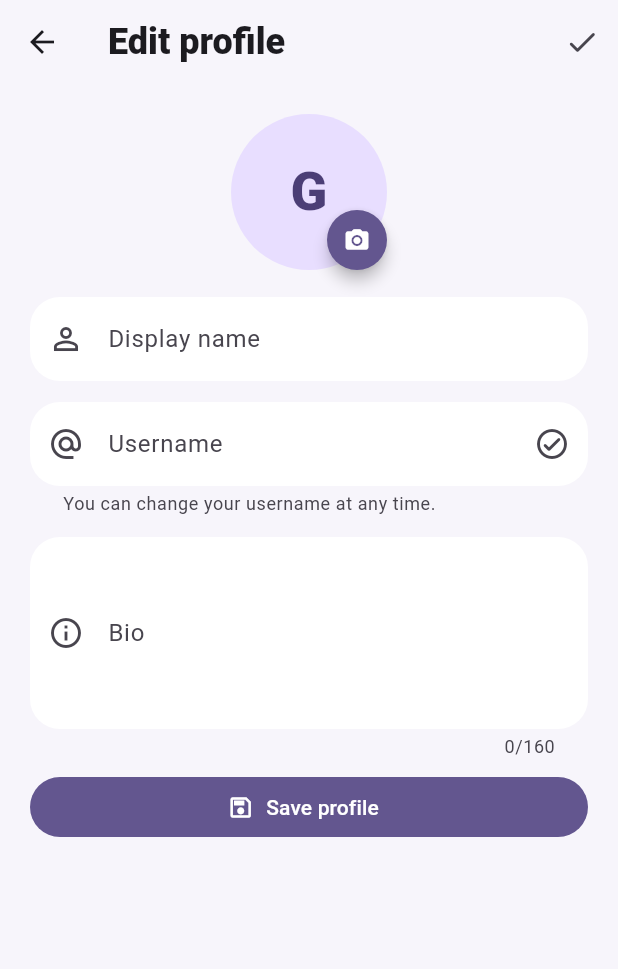
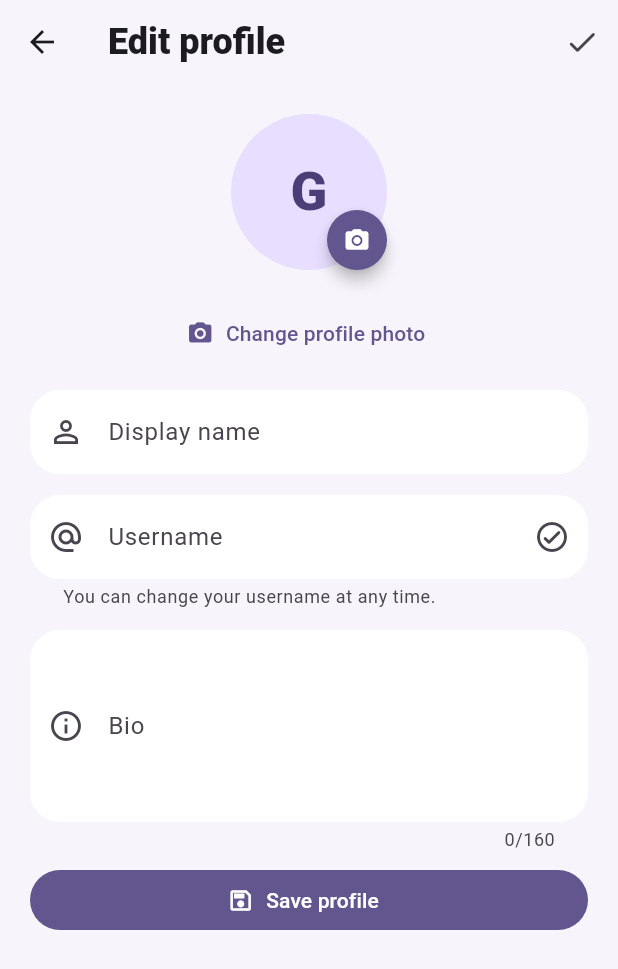
Before and after one commit to emzaro731-byte/gg, a Flutter app: the ProfilePage screen opened directly, after a tap on the "camera alt" icon, on a phone screen of 412 x 824 dp. Shown: the top 969 px of the screen. Run offline on Flutter 3.47's test engine with Material 3 defaults, Android fonts, the phone set to English and light mode, and no system bars; our stand-ins replace audioplayers, connectivity_plus, file_picker, flutter_local_notifications, flutter_tts, image_picker and 5 more; missing offline and left inert: flutter_webrtc, record; accounts and stored records are empty.

Commit message:
Use exact username taken wording for profile edits

```diff
--- a/lib/profile_page.dart
+++ b/lib/profile_page.dart
@@ -5,303 +5,101 @@ import 'package:supabase_flutter/supabase_flutter.dart';
 
 class ProfilePage extends StatefulWidget {
   const ProfilePage({super.key});
-
-  @override
-  State<ProfilePage> createState() => _ProfilePageState();
+  @override State<ProfilePage> createState() => _ProfilePageState();
 }
 
 class _ProfilePageState extends State<ProfilePage> {
   final displayName = TextEditingController();
   final username = TextEditingController();
   final bio = TextEditingController();
-  bool loading = true;
-  bool saving = false;
-  bool uploadingPhoto = false;
-  bool checkingUsername = false;
-  String? error;
-  String? usernameHint;
-  String? avatarUrl;
-
+  bool loading = true, saving = false, uploadingPhoto = false, checkingUsername = false;
+  String? error, usernameHint, avatarUrl;
   SupabaseClient get supabase => Supabase.instance.client;
   String get userId => supabase.auth.currentUser!.id;
 
-  @override
-  void initState() {
-    super.initState();
-    _load();
+  @override void initState() { super.initState(); _load(); }
+  Future<void> _load() async {
+    try {
+      final row = await supabase.from('profiles').select('display_name, username, bio, avatar_url').eq('id', userId).maybeSingle();
+      final metadata = supabase.auth.currentUser?.userMetadata ?? const <String, dynamic>{};
+      displayName.text = row?['display_name']?.toString() ?? metadata['display_name']?.toString() ?? '';
+      username.text = row?['username']?.toString() ?? metadata['username']?.toString() ?? '';
+      bio.text = row?['bio']?.toString() ?? '';
+      avatarUrl = row?['avatar_url']?.toString();
+    } on PostgrestException catch(e) { error=e.message; } catch(_) { error='Could not load your profile.'; }
+    finally { if(mounted) setState(()=>loading=false); }
   }
 
-  Future<void> _load() async {
+  String _normalizeUsername(String value) => value.trim().toLowerCase().replaceAll(RegExp(r'[^a-z0-9_.]'), '');
+  Future<bool> _usernameTaken(String handle) async {
+    final existing = await supabase.from('profiles').select('id').eq('username', handle).neq('id', userId).maybeSingle();
+    return existing != null;
+  }
+  Future<void> _checkUsername() async {
+    final handle=_normalizeUsername(username.text);
+    if(handle.isEmpty){setState(()=>usernameHint='Username is optional.');return;}
+    if(handle.length<3||handle.length>30){setState(()=>usernameHint='Use 3–30 letters, numbers, underscores or dots.');return;}
+    setState((){checkingUsername=true;usernameHint=null;});
+    try { final taken=await _usernameTaken(handle); if(mounted)setState(()=>usernameHint=taken?'Username is taken.':'Username is available ✓'); }
+    catch(_){if(mounted)setState(()=>usernameHint=null);} finally{if(mounted)setState(()=>checkingUsername=false);}
+  }
+
+  Future<void> _save() async {
+    final name=displayName.text.trim(), handle=_normalizeUsername(username.text), about=bio.text.trim();
+    if(name.length<2){setState(()=>error='Display name must be at least 2 characters.');return;}
+    if(handle.isNotEmpty&&(handle.length<3||handle.length>30)){setState(()=>error='Username must be 3–30 characters.');return;}
+    setState((){saving=true;error=null;});
     try {
-      final row = await supabase
-          .from('profiles')
-          .select('display_name, username, bio, avatar_url')
-          .eq('id', userId)
-          .maybeSingle();
-      final metadata = supabase.auth.currentUser?.userMetadata ?? const <String, dynamic>{};
-
-      if (row != null) {
-        displayName.text = row['display_name']?.toString() ?? metadata['display_name']?.toString() ?? '';
-        username.text = row['username']?.toString() ?? metadata['username']?.toString() ?? '';
-        bio.text = row['bio']?.toString() ?? '';
-        avatarUrl = row['avatar_url']?.toString();
-      } else {
-        displayName.text = metadata['display_name']?.toString() ?? '';
-        username.text = metadata['username']?.toString() ?? '';
-      }
-    } on PostgrestException catch (e) {
-      error = e.message;
-    } catch (_) {
-      error = 'Could not load your profile.';
-    } finally {
-      if (mounted) setState(() => loading = false);
-    }
+      if(handle.isNotEmpty&&await _usernameTaken(handle)){if(mounted)setState(()=>error='Username is taken.');return;}
+      await supabase.from('profiles').upsert({'id':userId,'display_name':name,'username':handle.isEmpty?null:handle,'bio':about.isEmpty?null:about,'avatar_url':avatarUrl,'updated_at':DateTime.now().toUtc().toIso8601String()});
+      await supabase.auth.updateUser(UserAttributes(data:{'display_name':name,'username':handle.isEmpty?null:handle}));
+      if(mounted){ScaffoldMessenger.of(context).showSnackBar(const SnackBar(content:Text('Profile updated successfully')));Navigator.pop(context,true);}
+    } on PostgrestException catch(e) {
+      final text='${e.code} ${e.message} ${e.details??''}'.toLowerCase();
+      if(mounted)setState(()=>error=text.contains('23505')||text.contains('duplicate')||text.contains('unique')||text.contains('username')?'Username is taken.':e.message);
+    } catch(_){if(mounted)setState(()=>error='Could not save your profile. Please try again.');}
+    finally{if(mounted)setState(()=>saving=false);}
   }
 
   Future<void> _changePhoto() async {
-    if (uploadingPhoto) return;
-    setState(() {
-      uploadingPhoto = true;
-      error = null;
-    });
-
+    if(uploadingPhoto)return;
+    setState((){uploadingPhoto=true;error=null;});
     try {
-      final result = await FilePicker.platform.pickFiles(type: FileType.image, withData: true);
-      if (result == null || result.files.single.bytes == null) return;
-
-      final bytes = result.files.single.bytes!;
-      if (bytes.length > 12 * 1024 * 1024) {
-        throw Exception('Please choose an image smaller than 12 MB.');
-      }
-
-      final decoded = img.decodeImage(bytes);
-      if (decoded == null) throw Exception('That image could not be processed.');
-
-      final side = decoded.width < decoded.height ? decoded.width : decoded.height;
-      final offsetX = (decoded.width - side) ~/ 2;
-      final offsetY = (decoded.height - side) ~/ 2;
-      final square = img.copyCrop(decoded, x: offsetX, y: offsetY, width: side, height: side);
-      final avatar = img.copyResize(square, width: 512, height: 512, interpolation: img.Interpolation.cubic);
-      final thumbnail = img.copyResize(square, width: 128, height: 128, interpolation: img.Interpolation.cubic);
-      final avatarBytes = img.encodeJpg(avatar, quality: 82);
-      final thumbnailBytes = img.encodeJpg(thumbnail, quality: 78);
-
-      final path = '$userId/avatar.jpg';
-      final thumbPath = '$userId/avatar_thumb.jpg';
-
-      await supabase.storage.from('avatars').uploadBinary(
-        path,
-        avatarBytes,
-        fileOptions: const FileOptions(contentType: 'image/jpeg', cacheControl: '86400', upsert: true),
-      );
-      await supabase.storage.from('avatars').uploadBinary(
-        thumbPath,
-        thumbnailBytes,
-        fileOptions: const FileOptions(contentType: 'image/jpeg', cacheControl: '86400', upsert: true),
-      );
-
-      final publicUrl = supabase.storage.from('avatars').getPublicUrl(thumbPath);
-      final cacheBustedUrl = '$publicUrl?v=${DateTime.now().millisecondsSinceEpoch}';
-      await supabase.from('profiles').update({
-        'avatar_url': cacheBustedUrl,
-        'updated_at': DateTime.now().toUtc().toIso8601String(),
-      }).eq('id', userId);
-
-      if (mounted) {
-        setState(() => avatarUrl = cacheBustedUrl);
-        ScaffoldMessenger.of(context).showSnackBar(const SnackBar(content: Text('Profile photo updated')));
-      }
-    } on StorageException catch (e) {
-      if (mounted) setState(() => error = e.message);
-    } on PostgrestException catch (e) {
-      if (mounted) setState(() => error = e.message);
-    } catch (e) {
-      if (mounted) setState(() => error = e.toString().replaceFirst('Exception: ', ''));
-    } finally {
-      if (mounted) setState(() => uploadingPhoto = false);
-    }
+      final result=await FilePicker.platform.pickFiles(type:FileType.image,withData:true);
+      if(result==null||result.files.single.bytes==null)return;
+      final bytes=result.files.single.bytes!; if(bytes.length>12*1024*1024)throw Exception('Please choose an image smaller than 12 MB.');
+      final decoded=img.decodeImage(bytes); if(decoded==null)throw Exception('That image could not be processed.');
+      final side=decoded.width<decoded.height?decoded.width:decoded.height;
+      final square=img.copyCrop(decoded,x:(decoded.width-side)~/2,y:(decoded.height-side)~/2,width:side,height:side);
+      final avatarBytes=img.encodeJpg(img.copyResize(square,width:512,height:512,interpolation:img.Interpolation.cubic),quality:82);
+      final thumbnailBytes=img.encodeJpg(img.copyResize(square,width:128,height:128,interpolation:img.Interpolation.cubic),quality:78);
+      final path='$userId/avatar.jpg',thumbPath='$userId/avatar_thumb.jpg';
+      await supabase.storage.from('avatars').uploadBinary(path,avatarBytes,fileOptions:const FileOptions(contentType:'image/jpeg',cacheControl:'86400',upsert:true));
+      await supabase.storage.from('avatars').uploadBinary(thumbPath,thumbnailBytes,fileOptions:const FileOptions(contentType:'image/jpeg',cacheControl:'86400',upsert:true));
+      final publicUrl=supabase.storage.from('avatars').getPublicUrl(thumbPath),cacheBustedUrl='$publicUrl?v=${DateTime.now().millisecondsSinceEpoch}';
+      await supabase.from('profiles').update({'avatar_url':cacheBustedUrl,'updated_at':DateTime.now().toUtc().toIso8601String()}).eq('id',userId);
+      if(mounted){setState(()=>avatarUrl=cacheBustedUrl);ScaffoldMessenger.of(context).showSnackBar(const SnackBar(content:Text('Profile photo updated')));}
+    } on StorageException catch(e){if(mounted)setState(()=>error=e.message);} on PostgrestException catch(e){if(mounted)setState(()=>error=e.message);} catch(e){if(mounted)setState(()=>error=e.toString().replaceFirst('Exception: ',''));}
+    finally{if(mounted)setState(()=>uploadingPhoto=false);}
   }
 
-  String _normalizeUsername(String value) => value.trim().toLowerCase().replaceAll(RegExp(r'[^a-z0-9_.]'), '');
+  @override void dispose(){displayName.dispose();username.dispose();bio.dispose();super.dispose();}
+  @override Widget build(BuildContext context)=>Scaffold(
+    appBar:AppBar(title:const Text('Edit profile'),actions:[IconButton(onPressed:saving?null:_save,icon:const Icon(Icons.check_rounded))]),
+    body:loading?const Center(child:CircularProgressIndicator()):ListView(padding:const EdgeInsets.all(20),children:[
+      Center(child:Stack(alignment:Alignment.bottomRight,children:[CircleAvatar(radius:52,backgroundImage:avatarUrl!=null&&avatarUrl!.isNotEmpty?NetworkImage(avatarUrl!):null,child:avatarUrl==null||avatarUrl!.isEmpty?Text((displayName.text.isEmpty?'G':displayName.text[0]).toUpperCase(),style:const TextStyle(fontSize:36,fontWeight:FontWeight.w800)):null),Material(color:Theme.of(context).colorScheme.primary,shape:const CircleBorder(),elevation:4,child:InkWell(customBorder:const CircleBorder(),onTap:uploadingPhoto?null:_changePhoto,child:Padding(padding:const EdgeInsets.all(11),child:uploadingPhoto?const SizedBox(width:18,height:18,child:CircularProgressIndicator(strokeWidth:2)):Icon(Icons.camera_alt_rounded,color:Theme.of(context).colorScheme.onPrimary,size:18))))])),
+      const SizedBox(height:18),
+      TextButton.icon(onPressed:uploadingPhoto?null:_changePhoto,icon:const Icon(Icons.photo_camera_rounded),label:Text(uploadingPhoto?'Processing…':'Change profile photo')),
+      const SizedBox(height:14),
+      TextField(controller:displayName,textCapitalization:TextCapitalization.words,decoration:const InputDecoration(labelText:'Display name',prefixIcon:Icon(Icons.person_outline))),
+      const SizedBox(height:14),
+      TextField(controller:username,autocorrect:false,textInputAction:TextInputAction.done,onChanged:(_){if(usernameHint!=null)setState(()=>usernameHint=null);},onEditingComplete:_checkUsername,decoration:InputDecoration(labelText:'Username',hintText:'your_username',prefixText:'@',prefixIcon:const Icon(Icons.alternate_email),suffixIcon:checkingUsername?const Padding(padding:EdgeInsets.all(14),child:SizedBox(width:18,height:18,child:CircularProgressIndicator(strokeWidth:2))):IconButton(onPressed:_checkUsername,icon:const Icon(Icons.check_circle_outline_rounded)),helperText:usernameHint??'You can change your username at any time.',helperStyle:TextStyle(color:usernameHint=='Username is available ✓'?Colors.green:null))),
+      const SizedBox(height:14),
+      TextField(controller:bio,maxLength:160,maxLines:4,decoration:const InputDecoration(labelText:'Bio',hintText:'Tell people a little about you…',prefixIcon:Icon(Icons.info_outline))),
+      if(error!=null)Padding(padding:const EdgeInsets.only(top:8,bottom:12),child:Text(error!,style:TextStyle(color:Theme.of(context).colorScheme.error,fontWeight:FontWeight.w600))),
+      const SizedBox(height:8),FilledButton.icon(onPressed:saving?null:_save,icon:saving?const SizedBox(width:18,height:18,child:CircularProgressIndicator(strokeWidth:2)):const Icon(Icons.save_outlined),label:Text(saving?'Saving…':'Save profile')),
+    ]),
+  );
+}
 
-  Future<void> _checkUsername() async {
-    final handle = _normalizeUsername(username.text);
-    if (handle.isEmpty) {
-      setState(() => usernameHint = 'Username is optional.');
-      return;
-    }
-    if (handle.length < 3 || handle.length > 30) {
-      setState(() => usernameHint = 'Use 3–30 letters, numbers, underscores or dots.');
-      return;
-    }
-
-    setState(() {
-      checkingUsername = true;
-      usernameHint = null;
-    });
-    try {
-      final existing = await supabase.from('profiles').select('id').eq('username', handle).neq('id', userId).maybeSingle();
-      if (!mounted) return;
-      setState(() => usernameHint = existing == null ? 'Username is available ✓' : 'Username is already taken.');
-    } catch (_) {
-      if (mounted) setState(() => usernameHint = null);
-    } finally {
-      if (mounted) setState(() => checkingUsername = false);
-    }
-  }
-
-  Future<void> _save() async {
-    final name = displayName.text.trim();
-    final handle = _normalizeUsername(username.text);
-    final about = bio.text.trim();
-
-    if (name.length < 2) {
-      setState(() => error = 'Display name must be at least 2 characters.');
-      return;
-    }
-    if (handle.isNotEmpty && (handle.length < 3 || handle.length > 30)) {
-      setState(() => error = 'Username must be 3–30 characters.');
-      return;
-    }
-
-    setState(() {
-      saving = true;
-      error = null;
-    });
-
-    try {
-      if (handle.isNotEmpty) {
-        final existing = await supabase.from('profiles').select('id').eq('username', handle).neq('id', userId).maybeSingle();
-        if (existing != null) throw const PostgrestException(message: 'That username is already taken.');
-      }
-
-      await supabase.from('profiles').upsert({
-        'id': userId,
-        'display_name': name,
-        'username': handle.isEmpty ? null : handle,
-        'bio': about.isEmpty ? null : about,
-        'avatar_url': avatarUrl,
-        'updated_at': DateTime.now().toUtc().toIso8601String(),
-      });
-
-      // Keep Auth metadata synchronized because parts of GG use user metadata
-      // for the signed-in user's name and username.
-      await supabase.auth.updateUser(
-        UserAttributes(data: {
-          'display_name': name,
-          'username': handle.isEmpty ? null : handle,
-        }),
-      );
-
-      if (mounted) {
-        ScaffoldMessenger.of(context).showSnackBar(const SnackBar(content: Text('Profile updated successfully')));
-        Navigator.pop(context, true);
-      }
-    } on PostgrestException catch (e) {
-      if (mounted) setState(() => error = e.message.toLowerCase().contains('duplicate') || e.message.toLowerCase().contains('unique') ? 'That username is already taken.' : e.message);
-    } catch (e) {
-      if (mounted) setState(() => error = 'Could not save your profile. Please try again.');
-    } finally {
-      if (mounted) setState(() => saving = false);
-    }
-  }
-
-  @override
-  void dispose() {
-    displayName.dispose();
-    username.dispose();
-    bio.dispose();
-    super.dispose();
-  }
-
-  @override
-  Widget build(BuildContext context) => Scaffold(
-        appBar: AppBar(
-          title: const Text('Edit profile'),
-          actions: [
-            IconButton(onPressed: saving ? null : _save, icon: const Icon(Icons.check_rounded)),
-          ],
-        ),
-        body: loading
-            ? const Center(child: CircularProgressIndicator())
-            : ListView(
-                padding: const EdgeInsets.all(20),
-                children: [
-                  Center(
-                    child: Stack(
-                      alignment: Alignment.bottomRight,
-                      children: [
-                        CircleAvatar(
-                          radius: 52,
-                          backgroundImage: avatarUrl != null && avatarUrl!.isNotEmpty ? NetworkImage(avatarUrl!) : null,
-                          child: avatarUrl == null || avatarUrl!.isEmpty
-                              ? Text((displayName.text.isEmpty ? 'G' : displayName.text[0]).toUpperCase(), style: const TextStyle(fontSize: 36, fontWeight: FontWeight.w800))
-                              : null,
-                        ),
-                        Material(
-                          color: Theme.of(context).colorScheme.primary,
-                          shape: const CircleBorder(),
-                          elevation: 4,
-                          child: InkWell(
-                            customBorder: const CircleBorder(),
-                            onTap: uploadingPhoto ? null : _changePhoto,
-                            child: Padding(
-                              padding: const EdgeInsets.all(11),
-                              child: uploadingPhoto
-                                  ? const SizedBox(width: 18, height: 18, child: CircularProgressIndicator(strokeWidth: 2))
-                                  : Icon(Icons.camera_alt_rounded, color: Theme.of(context).colorScheme.onPrimary, size: 18),
-                            ),
-                          ),
-                        ),
-                      ],
-                    ),
-                  ),
-                  const SizedBox(height: 18),
-                  TextField(
-                    controller: displayName,
-                    textCapitalization: TextCapitalization.words,
-                    decoration: const InputDecoration(labelText: 'Display name', prefixIcon: Icon(Icons.person_outline)),
-                  ),
-                  const SizedBox(height: 14),
-                  TextField(
-                    controller: username,
-                    autocorrect: false,
-                    textInputAction: TextInputAction.done,
-                    onChanged: (_) {
-                      if (usernameHint != null) setState(() => usernameHint = null);
-                    },
-                    onEditingComplete: _checkUsername,
-                    decoration: InputDecoration(
-                      labelText: 'Username',
-                      hintText: 'your_username',
-                      prefixText: '@',
-                      prefixIcon: const Icon(Icons.alternate_email),
-                      suffixIcon: checkingUsername
-                          ? const Padding(padding: EdgeInsets.all(14), child: SizedBox(width: 18, height: 18, child: CircularProgressIndicator(strokeWidth: 2)))
-                          : IconButton(onPressed: _checkUsername, icon: const Icon(Icons.check_circle_outline_rounded)),
-                      helperText: usernameHint ?? 'You can change your username at any time.',
-                      helperStyle: TextStyle(color: usernameHint?.contains('available') == true ? Colors.green : null),
-                    ),
-                  ),
-                  const SizedBox(height: 14),
-                  TextField(
-                    controller: bio,
-                    maxLength: 160,
-                    maxLines: 4,
-                    decoration: const InputDecoration(labelText: 'Bio', hintText: 'Tell people a little about you…', prefixIcon: Icon(Icons.info_outline)),
-                  ),
-                  if (error != null)
-                    Padding(
-                      padding: const EdgeInsets.only(top: 8, bottom: 12),
-                      child: Text(error!, style: TextStyle(color: Theme.of(context).colorScheme.error)),
-                    ),
-                  const SizedBox(height: 8),
-                  FilledButton.icon(
-                    onPressed: saving ? null : _save,
-                    icon: saving ? const SizedBox(width: 18, height: 18, child: CircularProgressIndicator(strokeWidth: 2)) : const Icon(Icons.save_outlined),
-                    label: Text(saving ? 'Saving…' : 'Save profile'),
-                  ),
-                ],
-              ),
-      );
-}
+class ProfilePhotoCropper {}
```
